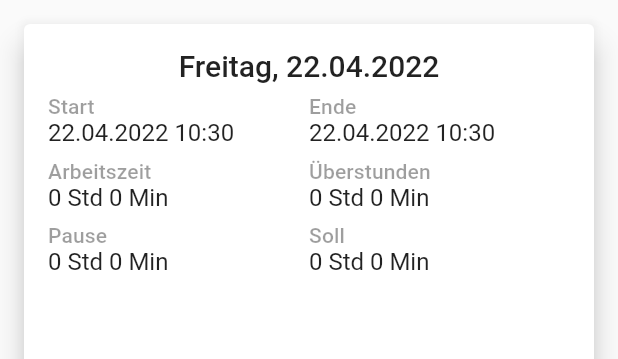
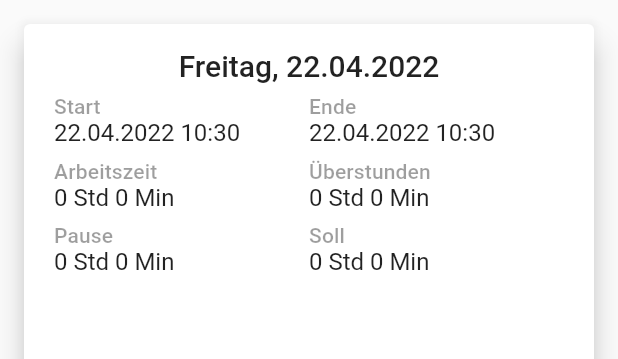
Before and after one commit to sterlp/time_tracker, a Flutter app: the DailyBookingStatisticWidget widget shown alone on an empty page, opened directly with empty values, on a phone screen of 412 x 824 dp. Shown: the top 359 px of the screen. Run offline on Flutter 3.47's test engine with Material 2 defaults, Android fonts, the phone set to English and light mode, and no system bars; our stand-ins replace csv, share_plus, sqflite, sqflite_common; missing offline and left inert: dependency_container, week_of_year; accounts and stored records are empty.

Commit message:
Wochenübersicht
- card widget
- labeled widget
- new flutter version

```diff
--- a/lib/booking/dao/time_booking_dao.dart
+++ b/lib/booking/dao/time_booking_dao.dart
@@ -18,7 +18,7 @@ class TimeBookingDao extends AbstractDao<TimeBooking> {
       SET ${DbBookingTableV2.targetHoursInMin} = ?
       WHERE ${DbBookingTableV2.day} = ?
       """,
-      [newTarget.inMinutes, day]);
+      [newTarget.inMinutes, day],);
   }
 
   Future<List<TimeBooking>> all() {
--- a/lib/booking/page/bookings_list_page.dart
+++ b/lib/booking/page/bookings_list_page.dart
@@ -65,7 +65,7 @@ class _BookingListPageState extends State<BookingListPage> {
     } else {
       return Scaffold(
         appBar: AppBar(
-          title: Text(_df.format(widget.to)),
+          title: Text(_df.format(widget.from)),
         ),
         body: DailyBookingsList(
           _bookings!,
--- a/lib/booking/widget/daily_booking_statistic_widget.dart
+++ b/lib/booking/widget/daily_booking_statistic_widget.dart
@@ -1,8 +1,9 @@
 import 'package:flutter/material.dart';
 import 'package:sqflite_entities/converter/date_util.dart';
 import 'package:time_tracker/booking/entity/time_booking_statistics.dart';
+import 'package:time_tracker/common/widget/expanded_row_widget.dart';
 import 'package:time_tracker/common/widget/label_text_widget.dart';
-import 'package:time_tracker/util/widget_util.dart';
+import 'package:time_tracker/common/widget/labeled_card_widget.dart';
 
 class DailyBookingStatisticWidget extends StatelessWidget {
   final DailyBookingStatistic item;
@@ -12,47 +13,33 @@ class DailyBookingStatisticWidget extends StatelessWidget {
   @override
   Widget build(BuildContext context) {
     final _df = DateTimeUtil.getFormat('EEEE, dd.MM.yyyy', 'de');
-    final headStyle = Theme.of(context).textTheme.headline6;
     final breakTime = item.end.difference(item.start) - item.workedTime;
 
-    return Card(
-      margin: const EdgeInsets.fromLTRB(16, 16, 16, 0),
-      elevation: 8,
-      child: InkWell(
-        onLongPress: onLongPress,
-        child: Padding(
-          padding: const EdgeInsets.all(16.0),
-          child: Column(
+    return LabeledCardWidget(
+      _df.format(item.start),
+      Column(
         children: [
-              Text(_df.format(item.start), style: headStyle,),
-              Padding(
-                padding: const EdgeInsets.symmetric(vertical: 8),
-                child: Row(
-                  children: expandWidgets([
+          ExpandedRowWidget(
+            children: [
               LabelTextWidget.ofDate('Start', item.start),
               LabelTextWidget.ofDate('Ende', item.end)
-                  ]),
+            ],
           ),
-              ),
-              Row(
-                children: expandWidgets([
+          ExpandedRowWidget(
+            children: [
               LabelTextWidget.ofDuration('Arbeitszeit', item.workedTime),
               LabelTextWidget.ofDuration('Überstunden', item.overHours)
-                ]),
+            ],
           ),
-              Padding(
-                padding: const EdgeInsets.symmetric(vertical: 8),
-                child: Row(
-                  children: expandWidgets([
+            ExpandedRowWidget(
+              children: [
                 LabelTextWidget.ofDuration('Pause', breakTime),
                 LabelTextWidget.ofDuration('Soll', item.planedWorkTime),
-                  ]),
-                ),
-              ),
+              ],
+            )
         ],
       ),
-        ),
-      ),
+      onLongPress: onLongPress,
     );
   }
 }
--- a/lib/booking/widget/daily_bookings_list.dart
+++ b/lib/booking/widget/daily_bookings_list.dart
@@ -17,7 +17,9 @@ class DailyBookingsList extends StatelessWidget {
 
   @override
   Widget build(BuildContext context) {
+    final df = DateTimeUtil.getFormat('EEEE, dd.MM', 'de');
     String? lastDay;
+
     return ValueListenableBuilder<List<TimeBooking>>(
       valueListenable: items,
       builder: (context, value, child) {
@@ -28,17 +30,16 @@ class DailyBookingsList extends StatelessWidget {
             final day = items[index].day;
             Widget result;
             if (lastDay != null && lastDay != day) {
-              final df = DateTimeUtil.getFormat('EEEE, dd.MM', 'de');
               result = Column(
                 children: [
                   DividerWithLabel(df.format(items[index].start)),
                   TimeBookingListItem(items[index], editFn, deleteFn)
                 ],
               );
-              lastDay = day;
             } else {
               result = TimeBookingListItem(items[index], editFn, deleteFn);
             }
+            lastDay = day;
             return result;
           },
         );
--- a/lib/booking/widget/timer_button.dart
+++ b/lib/booking/widget/timer_button.dart
@@ -36,7 +36,6 @@ class _TimerButtonState extends State<TimerButton> {
             setState(() {
               _now = newNow;
             });
-            print('Update $_now');
           }
         }
       }
--- /dev/null
+++ b/lib/common/widget/expanded_row_widget.dart
@@ -0,0 +1,22 @@
+import 'package:flutter/material.dart';
+import 'package:time_tracker/common/widget_functions.dart';
+
+class ExpandedRowWidget extends StatelessWidget {
+  final List<Widget> children;
+  final EdgeInsets padding;
+
+  const ExpandedRowWidget({Key? key,
+    this.children = const <Widget>[],
+    this.padding = const EdgeInsets.fromLTRB(4, 8, 4, 0)
+  }) : super(key: key);
+
+  @override
+  Widget build(BuildContext context) {
+    return Padding(
+      padding: padding,
+      child: Row(
+        children: expandWidgets(children),
+      ),
+    );
+  }
+}
--- a/lib/common/widget/label_text_widget.dart
+++ b/lib/common/widget/label_text_widget.dart
@@ -6,8 +6,8 @@ import 'package:time_tracker/util/time_util.dart';
 class LabelTextWidget extends StatelessWidget {
   final String label;
   final String text;
+  const LabelTextWidget(this.label, this.text, {Key? key}) : super(key: key);
 
-  const LabelTextWidget(this.label, this.text, {Key? key}) : super(key: key);
   LabelTextWidget.ofDate(this.label, DateTime? date, {Key? key})
       : text = DateTimeUtil.formatWithString(date, 'dd.MM.yyyy HH:mm'),
         super(key: key);
--- /dev/null
+++ b/lib/common/widget/labeled_card_widget.dart
@@ -0,0 +1,30 @@
+import 'package:flutter/material.dart';
+
+class LabeledCardWidget extends StatelessWidget {
+  final String head;
+  final Widget body;
+  final GestureLongPressCallback? onLongPress;
+  const LabeledCardWidget(this.head, this.body, {Key? key, this.onLongPress}) : super(key: key);
+
+  @override
+  Widget build(BuildContext context) {
+    final headStyle = Theme.of(context).textTheme.headline6;
+
+    return Card(
+      margin: const EdgeInsets.fromLTRB(16, 16, 16, 0),
+      elevation: 8,
+      child: InkWell(
+        onLongPress: onLongPress,
+        child: Padding(
+          padding: const EdgeInsets.all(16.0),
+          child: Column(
+            children: [
+              Text(head, style: headStyle,),
+              body,
+            ],
+          ),
+        ),
+      ),
+    );
+  }
+}
--- a/pubspec.yaml
+++ b/pubspec.yaml
@@ -32,8 +32,9 @@ dependencies:
     sdk: flutter
   intl: ^0.17.0
   sqflite: ^2.0.2
+  week_of_year: ^2.0.0
   # https://plus.fluttercommunity.dev/docs/overview/
-  share_plus: ^4.0.1
+  share_plus: ^4.0.4
   csv: ^5.0.1
   path_provider: ^2.0.9
   sqflite_entities:
```
Also changed, not shown: lib/booking/entity/time_booking_statistics.dart (+9 -3 lines), lib/common/widget_functions.dart (+7 -0 lines), lib/util/widget_util.dart (deleted, +0 -8 lines), lib/week/entity/week_overview_stats.dart (added, +61 -0 lines), lib/week/widget/week_list_widget.dart (+49 -2 lines), pubspec.lock, 1 other file. Lines whose indentation alone changed are shown as unchanged.
